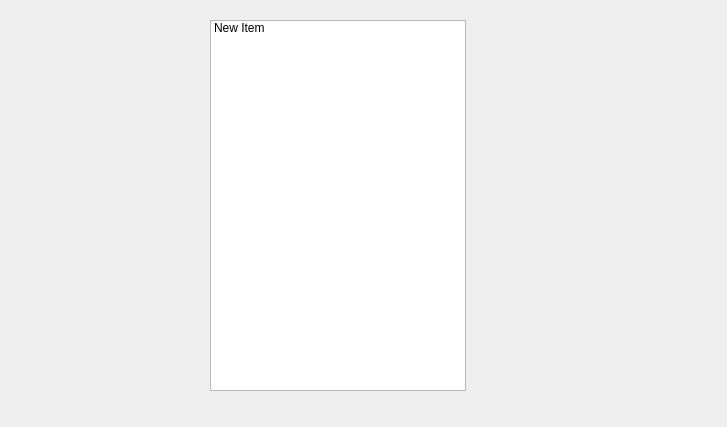
AP-projects-4001/jan-ghahve, file client/adding_member.ui: the form before one commit.
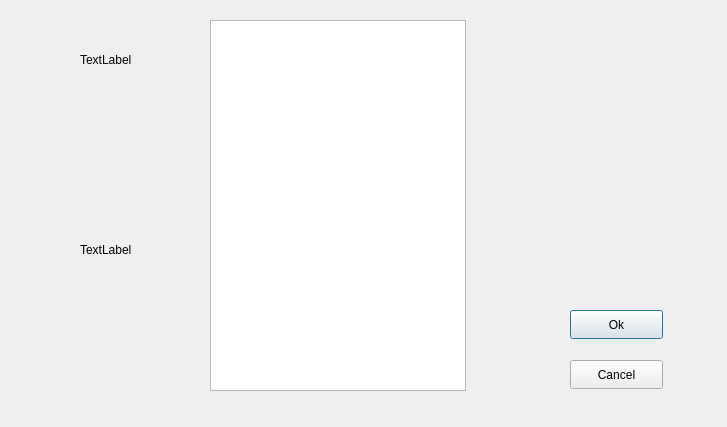
The form after the commit.

The edit to the form file:
```diff
--- a/client/adding_member.ui
+++ b/client/adding_member.ui
@@ -22,14 +22,58 @@
      <height>371</height>
     </rect>
    </property>
-   <item>
-    <property name="text">
-     <string>New Item</string>
-    </property>
-    <property name="flags">
-     <set>ItemIsUserCheckable|ItemIsEnabled</set>
-    </property>
-   </item>
+  </widget>
+  <widget class="QPushButton" name="pushButton">
+   <property name="geometry">
+    <rect>
+     <x>570</x>
+     <y>310</y>
+     <width>93</width>
+     <height>29</height>
+    </rect>
+   </property>
+   <property name="text">
+    <string>Ok</string>
+   </property>
+  </widget>
+  <widget class="QPushButton" name="pushButton_2">
+   <property name="geometry">
+    <rect>
+     <x>570</x>
+     <y>360</y>
+     <width>93</width>
+     <height>29</height>
+    </rect>
+   </property>
+   <property name="text">
+    <string>Cancel</string>
+   </property>
+  </widget>
+  <widget class="QLabel" name="label">
+   <property name="geometry">
+    <rect>
+     <x>80</x>
+     <y>50</y>
+     <width>63</width>
+     <height>20</height>
+    </rect>
+   </property>
+   <property name="text">
+    <string>TextLabel</string>
+   </property>
+  </widget>
+  <widget class="QLabel" name="label_2">
+   <property name="geometry">
+    <rect>
+     <x>80</x>
+     <y>240</y>
+     <width>63</width>
+     <height>20</height>
+    </rect>
+   </property>
+   <property name="text">
+    <string>TextLabel</string>
+   </property>
   </widget>
  </widget>
  <resources/>
```
